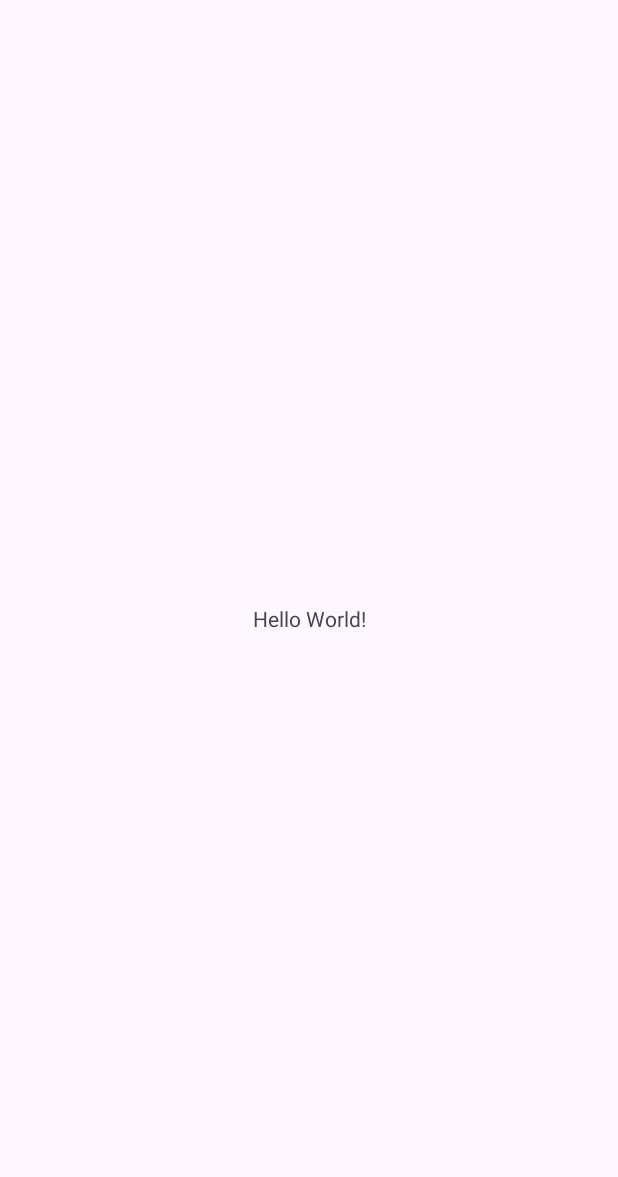
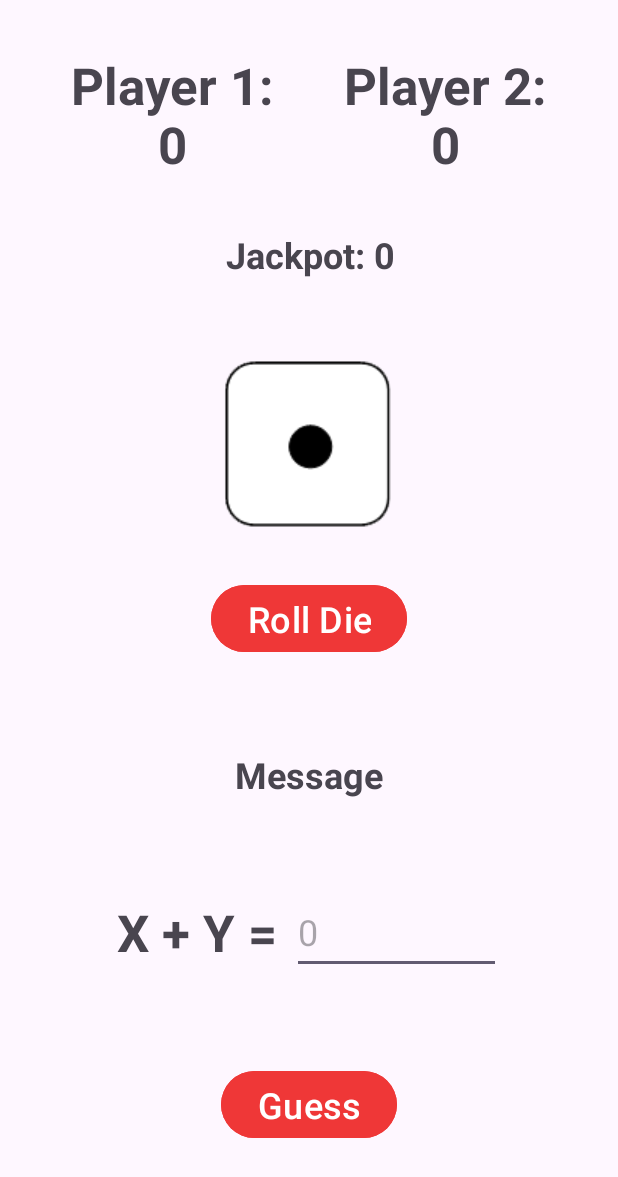
Before and after one commit to jmathison21/DiceMathCIS436, an Android app: the screen it shows after launch (MainActivity), on a phone screen of 412 x 824 dp. Before the commit the part shown is almost empty. Shown: the top 1177 px of the screen. Run offline under Robolectric (Android 15) with nearby library versions, the phone set to English and light mode, and no system bars.

Commit message:
layout and resources

```diff
--- a/app/src/main/AndroidManifest.xml
+++ b/app/src/main/AndroidManifest.xml
@@ -14,7 +14,9 @@
         tools:targetApi="31">
         <activity
             android:name=".MainActivity"
-            android:exported="true">
+            android:screenOrientation="portrait"
+            android:exported="true"
+            tools:ignore="LockedOrientationActivity">
             <intent-filter>
                 <action android:name="android.intent.action.MAIN" />
 
--- a/app/src/main/java/com/example/dicemath_cis436/MainActivity.kt
+++ b/app/src/main/java/com/example/dicemath_cis436/MainActivity.kt
@@ -2,6 +2,18 @@ package com.example.dicemath_cis436
 
 import androidx.appcompat.app.AppCompatActivity
 import android.os.Bundle
+
+//constants
+const val addSubRange = 100
+const val mulRange = 21
+const val winPoints = 20
+const val jackpotStart = 5
+
+//global variables
+var currentPlayer = 1
+var player1Points = 0
+var player2Points = 0
+var jackpot = jackpotStart
 
 class MainActivity : AppCompatActivity() {
     override fun onCreate(savedInstanceState: Bundle?) {
--- a/app/src/main/res/layout/activity_main.xml
+++ b/app/src/main/res/layout/activity_main.xml
@@ -6,13 +6,136 @@
     android:layout_height="match_parent"
     tools:context=".MainActivity">
 
-    <TextView
+    <Button
+        android:id="@+id/rollButton"
         android:layout_width="wrap_content"
         android:layout_height="wrap_content"
-        android:text="Hello World!"
+        android:backgroundTint="@color/main"
+        android:text="@string/RollButtonText"
+        android:textSize="24sp"
         app:layout_constraintBottom_toBottomOf="parent"
         app:layout_constraintEnd_toEndOf="parent"
+        app:layout_constraintHorizontal_bias="0.5"
         app:layout_constraintStart_toStartOf="parent"
-        app:layout_constraintTop_toTopOf="parent" />
+        app:layout_constraintTop_toTopOf="parent"
+        app:layout_constraintVertical_bias="0.5" />
+
+    <Button
+        android:id="@+id/guessButton"
+        android:layout_width="wrap_content"
+        android:layout_height="wrap_content"
+        android:backgroundTint="@color/main"
+        android:text="@string/GuessButtonText"
+        android:textSize="24sp"
+        app:layout_constraintBottom_toBottomOf="parent"
+        app:layout_constraintEnd_toEndOf="parent"
+        app:layout_constraintHorizontal_bias="0.5"
+        app:layout_constraintStart_toStartOf="parent"
+        app:layout_constraintTop_toBottomOf="@+id/guessBox"
+        app:layout_constraintVertical_bias="0.5" />
+
+    <ImageView
+        android:id="@+id/diceImage"
+        android:layout_width="wrap_content"
+        android:layout_height="wrap_content"
+        android:contentDescription="@string/DiceAlt"
+        app:layout_constraintBottom_toTopOf="@+id/rollButton"
+        app:layout_constraintEnd_toEndOf="parent"
+        app:layout_constraintHorizontal_bias="0.498"
+        app:layout_constraintStart_toStartOf="parent"
+        app:layout_constraintTop_toBottomOf="@+id/jackpotText"
+        app:layout_constraintVertical_bias="0.5"
+        app:srcCompat="@drawable/dice1" />
+
+    <TextView
+        android:id="@+id/jackpotText"
+        android:layout_width="wrap_content"
+        android:layout_height="wrap_content"
+        android:layout_marginBottom="20dp"
+        android:text="@string/JackpotText"
+        android:textSize="24sp"
+        android:textStyle="bold"
+        app:layout_constraintBottom_toTopOf="@+id/diceImage"
+        app:layout_constraintEnd_toEndOf="parent"
+        app:layout_constraintHorizontal_bias="0.503"
+        app:layout_constraintStart_toStartOf="parent"
+        app:layout_constraintTop_toBottomOf="@+id/player1Text"
+        app:layout_constraintVertical_bias="0.5" />
+
+    <TextView
+        android:id="@+id/guessText"
+        android:layout_width="wrap_content"
+        android:layout_height="wrap_content"
+        android:layout_marginEnd="10dp"
+        android:text="@string/GuessText"
+        android:textSize="34sp"
+        android:textStyle="bold"
+        app:layout_constraintBottom_toTopOf="@+id/guessButton"
+        app:layout_constraintEnd_toStartOf="@+id/guessBox"
+        app:layout_constraintHorizontal_bias="0.5"
+        app:layout_constraintHorizontal_chainStyle="packed"
+        app:layout_constraintStart_toStartOf="parent"
+        app:layout_constraintTop_toBottomOf="@+id/messageText"
+        app:layout_constraintVertical_bias="0.5" />
+
+    <EditText
+        android:id="@+id/guessBox"
+        android:layout_width="139dp"
+        android:layout_height="55dp"
+        android:ems="10"
+        android:hint="@string/GuessHint"
+        android:importantForAutofill="no"
+        android:inputType="text"
+        android:singleLine="true"
+        android:textSize="24sp"
+        app:layout_constraintBottom_toTopOf="@+id/guessButton"
+        app:layout_constraintEnd_toEndOf="parent"
+        app:layout_constraintHorizontal_bias="0.5"
+        app:layout_constraintStart_toEndOf="@+id/guessText"
+        app:layout_constraintTop_toBottomOf="@+id/messageText"
+        app:layout_constraintVertical_bias="0.5" />
+
+    <TextView
+        android:id="@+id/messageText"
+        android:layout_width="wrap_content"
+        android:layout_height="wrap_content"
+        android:text="@string/MessageText"
+        android:textSize="24sp"
+        android:textStyle="bold"
+        app:layout_constraintBottom_toTopOf="@+id/guessBox"
+        app:layout_constraintEnd_toEndOf="parent"
+        app:layout_constraintStart_toStartOf="parent"
+        app:layout_constraintTop_toBottomOf="@+id/rollButton"
+        app:layout_constraintVertical_bias="0.5" />
+
+    <TextView
+        android:id="@+id/player1Text"
+        android:layout_width="wrap_content"
+        android:layout_height="wrap_content"
+        android:text="@string/P1Text"
+        android:textAlignment="center"
+        android:textSize="34sp"
+        android:textStyle="bold"
+        app:layout_constraintBottom_toTopOf="@+id/jackpotText"
+        app:layout_constraintEnd_toStartOf="@+id/player2Text"
+        app:layout_constraintHorizontal_bias="0.5"
+        app:layout_constraintStart_toStartOf="parent"
+        app:layout_constraintTop_toTopOf="parent"
+        app:layout_constraintVertical_bias="0.5" />
+
+    <TextView
+        android:id="@+id/player2Text"
+        android:layout_width="wrap_content"
+        android:layout_height="wrap_content"
+        android:text="@string/P2Text"
+        android:textAlignment="center"
+        android:textSize="34sp"
+        android:textStyle="bold"
+        app:layout_constraintBottom_toTopOf="@+id/jackpotText"
+        app:layout_constraintEnd_toEndOf="parent"
+        app:layout_constraintHorizontal_bias="0.5"
+        app:layout_constraintStart_toEndOf="@+id/player1Text"
+        app:layout_constraintTop_toTopOf="parent"
+        app:layout_constraintVertical_bias="0.5" />
 
 </androidx.constraintlayout.widget.ConstraintLayout>
--- a/app/src/main/res/values/colors.xml
+++ b/app/src/main/res/values/colors.xml
@@ -2,4 +2,5 @@
 <resources>
     <color name="black">#FF000000</color>
     <color name="white">#FFFFFFFF</color>
+    <color name="main">#FFEF3737</color>
 </resources>
--- a/app/src/main/res/values/strings.xml
+++ b/app/src/main/res/values/strings.xml
@@ -1,3 +1,12 @@
 <resources>
     <string name="app_name">DiceMath-CIS436</string>
+    <string name="RollButtonText">Roll Die</string>
+    <string name="GuessButtonText">Guess</string>
+    <string name="DiceAlt">Dice 1</string>
+    <string name="JackpotText">Jackpot: 0</string>
+    <string name="MessageText">Message</string>
+    <string name="P1Text">Player 1:\n0</string>
+    <string name="P2Text">Player 2:\n0</string>
+    <string name="GuessText">X + Y = </string>
+    <string name="GuessHint">0</string>
 </resources>
--- a/build.gradle
+++ b/build.gradle
@@ -1,5 +1,5 @@
 // Top-level build file where you can add configuration options common to all sub-projects/modules.
 plugins {
-id 'com.android.application' version '8.2.1' apply false
+id 'com.android.application' version '8.2.2' apply false
     id 'org.jetbrains.kotlin.android' version '1.9.22' apply false
 }
```
Also changed, not shown: app/src/main/res/drawable/dice1.png (added), app/src/main/res/drawable/dice2.png (added), app/src/main/res/drawable/dice3.png (added), app/src/main/res/drawable/dice4.png (added), app/src/main/res/drawable/dice5.png (added), app/src/main/res/drawable/dice6.png (added), 1 other file.
